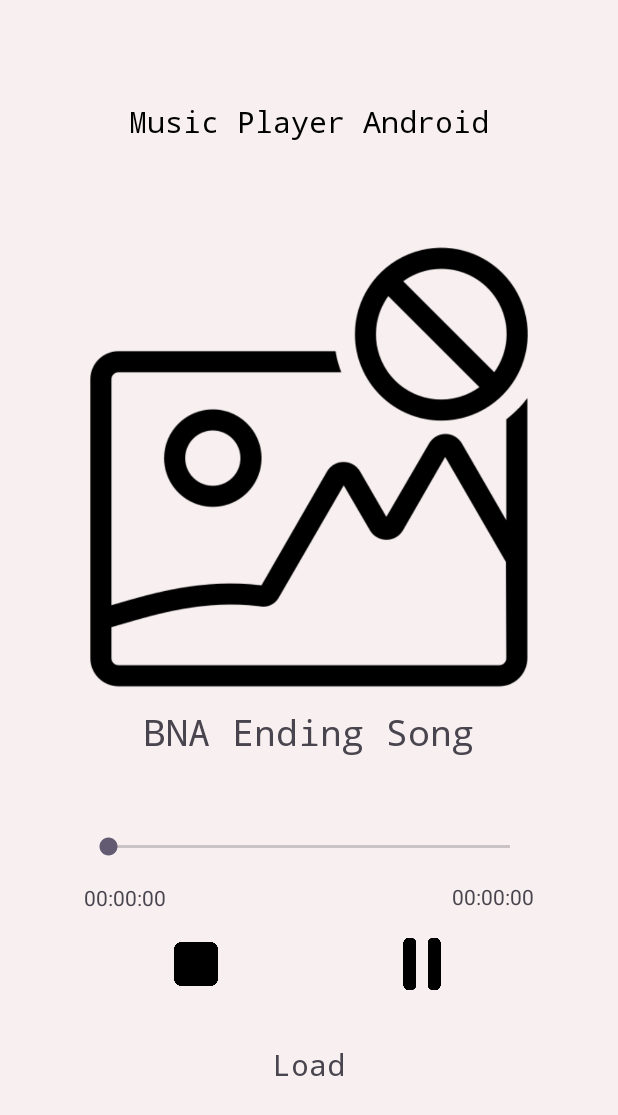
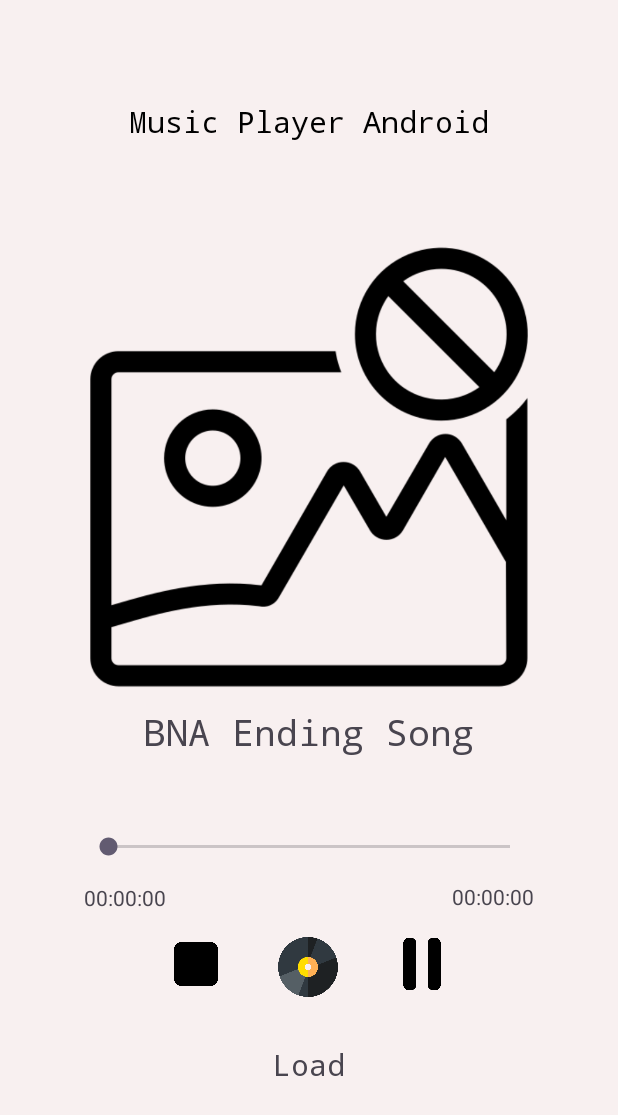
Before and after one commit to Termi25/AplicatieMuzicaMobila, an Android app: the screen it shows after launch (MainActivity), after a tap on "Play Button", on a phone screen of 412 x 824 dp. Shown: the top 1115 px of the screen. Run offline under Robolectric (Android 15) with nearby library versions, the phone set to English and light mode, and no system bars.

Commit message:
Added animation for when audio is playing

```diff
--- a/app/src/main/java/com/ase/aplicatiemuzicamobila/MainActivity.java
+++ b/app/src/main/java/com/ase/aplicatiemuzicamobila/MainActivity.java
@@ -16,6 +16,7 @@
 import androidx.activity.result.ActivityResultLauncher;
 import androidx.activity.result.contract.ActivityResultContracts;
 import androidx.appcompat.app.AppCompatActivity;
+import androidx.core.content.res.ResourcesCompat;
 
 import com.bumptech.glide.Glide;
 import com.bumptech.glide.annotation.GlideExtension;
@@ -31,6 +32,7 @@
     SeekBar seekBar;
     TextView load;
     ImageView imgV;
+    ImageView imgVAnimated;
 
     private final ActivityResultLauncher<String> launcher = registerForActivityResult(new ActivityResultContracts.GetContent(), new ActivityResultCallback<Uri>() {
         @Override
@@ -88,13 +90,16 @@
         setContentView(R.layout.activity_main);
 
         imgV = findViewById(R.id.imageView);
+        imgVAnimated=findViewById(R.id.imgVVynil);
+        imgVAnimated.setImageDrawable(ResourcesCompat.getDrawable(getResources(),R.drawable.vynil,null));
+
         tvSongName = findViewById(R.id.tvSongName);
         tvCurrentTime=findViewById(R.id.tvDurationCurrent);
         tvFinalTime=findViewById(R.id.tvDurationFinal);
         load = findViewById(R.id.btnLoad);
         load.setOnClickListener(v -> launcher.launch("audio/*"));
 
-        btnPlayPause = PlayButton.getPlayPauseInstance(findViewById(R.id.btnPlay),MediaPlayer.create(this,R.raw.bna),getApplicationContext());
+        btnPlayPause = PlayButton.getPlayPauseInstance(findViewById(R.id.btnPlay),imgVAnimated,MediaPlayer.create(this,R.raw.bna),getApplicationContext());
     }
 
     public void stopSong(View v) {
--- a/app/src/main/java/com/ase/aplicatiemuzicamobila/PlayButton.java
+++ b/app/src/main/java/com/ase/aplicatiemuzicamobila/PlayButton.java
@@ -4,7 +4,11 @@
 import android.content.Context;
 import android.media.MediaPlayer;
 import android.view.View;
+import android.view.animation.Animation;
+import android.view.animation.AnimationUtils;
+import android.view.animation.LinearInterpolator;
 import android.widget.ImageButton;
+import android.widget.ImageView;
 
 import androidx.core.content.res.ResourcesCompat;
 
@@ -12,31 +16,41 @@
     private boolean isPlaying;
     private static PlayButton btnInstance=null;
     private ImageButton btnPlayPause;
+    private ImageView imgVPlaying;
     private MediaPlayer mediaPlayer;
     private Context context;
 
     private PlayButton() {
     }
 
-    private PlayButton(ImageButton btn, MediaPlayer media,Context ctx){
+    private PlayButton(ImageButton btn,ImageView imgVVynil, MediaPlayer media,Context ctx){
         this.btnPlayPause=btn;
+        this.imgVPlaying=imgVVynil;
         this.isPlaying=false;
         this.mediaPlayer=media;
         this.context=ctx;
 
         this.btnPlayPause.setOnClickListener(v -> {
+            Animation animation= AnimationUtils.loadAnimation(context,R.anim.vynil_animation);
+            animation.setInterpolator(new LinearInterpolator());
+            animation.setRepeatCount(Animation.INFINITE);
+            animation.setDuration(1400);
+
             if(isPlaying){
                 pauseSong(this.context);
+                this.imgVPlaying.clearAnimation();
+                this.imgVPlaying.setImageDrawable(ResourcesCompat.getDrawable(this.context.getResources(),R.drawable.vynil,null));
             }else{
                 playSong(this.context);
+                this.imgVPlaying.startAnimation(animation);
             }
             isPlaying=!isPlaying;
         });
     }
 
-    public static PlayButton getPlayPauseInstance(ImageButton btn, MediaPlayer media, Context ctx) {
+    public static PlayButton getPlayPauseInstance(ImageButton btn,ImageView imgVVynil, MediaPlayer media, Context ctx) {
         if(btnInstance==null){
-            btnInstance=new PlayButton(btn,media,ctx);
+            btnInstance=new PlayButton(btn,imgVVynil,media,ctx);
         }
         return btnInstance;
     }
--- /dev/null
+++ b/app/src/main/res/anim/vynil_animation.xml
@@ -0,0 +1,13 @@
+<?xml version="1.0" encoding="utf-8"?>
+<set xmlns:android="http://schemas.android.com/apk/res/android">
+    <rotate xmlns:android="http://schemas.android.com/apk/res/android"
+        android:fromDegrees="0"
+        android:interpolator="@android:anim/linear_interpolator"
+        android:toDegrees="360"
+        android:pivotX="50%"
+        android:pivotY="50%"
+        android:duration="1000"
+        android:repeatMode="restart"
+        android:repeatCount="infinite"
+        />
+</set>
--- a/app/src/main/res/layout/activity_main.xml
+++ b/app/src/main/res/layout/activity_main.xml
@@ -123,4 +123,16 @@
         app:layout_constraintStart_toStartOf="@+id/btnPlay"
         app:layout_constraintTop_toBottomOf="@+id/seekBar" />
 
+    <ImageView
+        android:id="@+id/imgVVynil"
+        android:layout_width="40dp"
+        android:layout_height="40dp"
+        app:layout_constraintBottom_toTopOf="@+id/btnLoad"
+        app:layout_constraintEnd_toStartOf="@+id/btnPlay"
+        app:layout_constraintHorizontal_bias="0.492"
+        app:layout_constraintStart_toEndOf="@+id/btnStop"
+        app:layout_constraintTop_toBottomOf="@+id/seekBar"
+        app:layout_constraintVertical_bias="0.618"
+        app:srcCompat="@drawable/vynil" />
+
 </androidx.constraintlayout.widget.ConstraintLayout>
```
Also changed, not shown: app/src/main/res/drawable/vynil.png (added).
